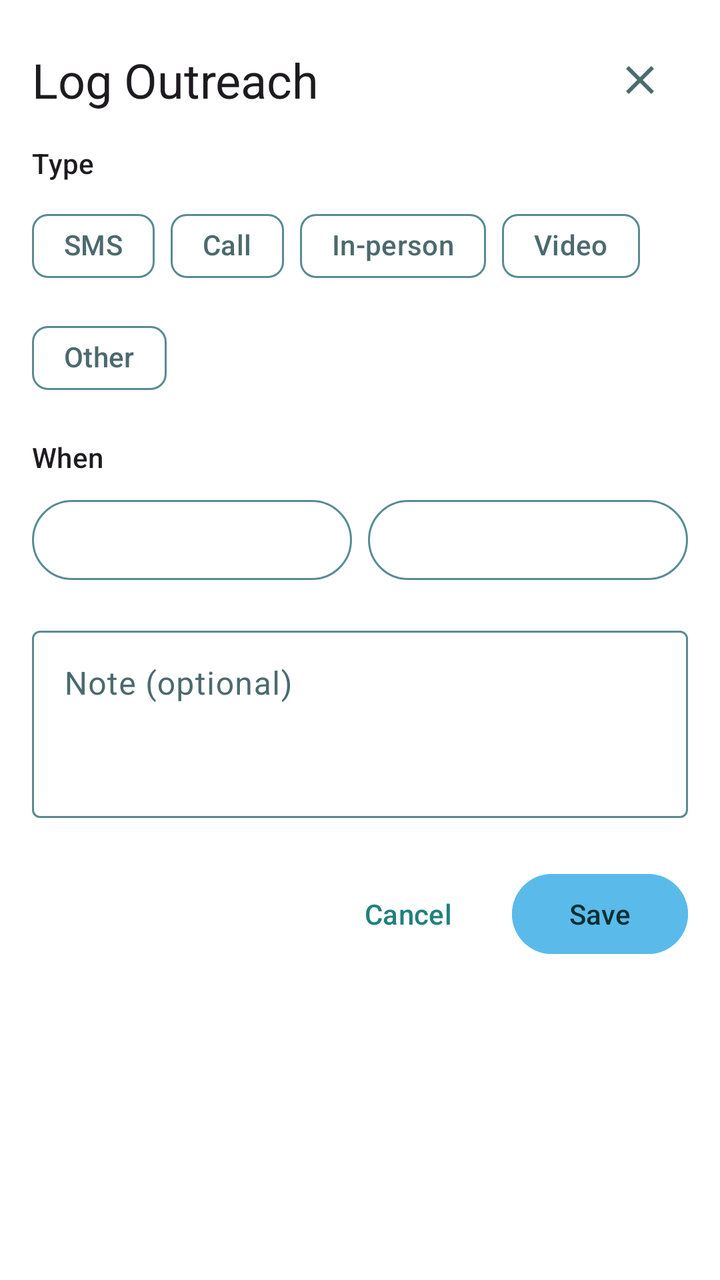
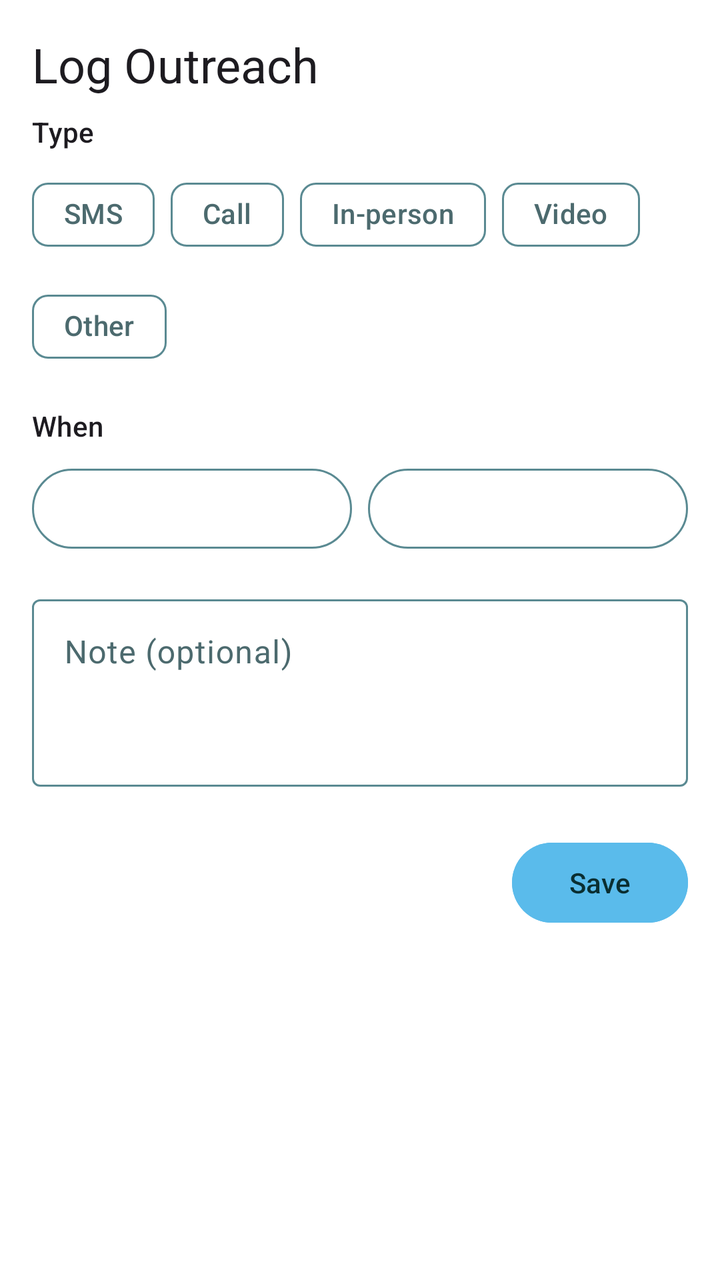

The first picture is an Android layout as it rendered before a commit; the second is the same layout after the commit. The layout source and the unified diff follow.
<!-- AndroidManifest.xml: application theme Theme.FriendMinder -->
<!-- res/layout/dialog_outreach_log.xml -->
<?xml version="1.0" encoding="utf-8"?>
<ScrollView xmlns:android="http://schemas.android.com/apk/res/android"
    xmlns:app="http://schemas.android.com/apk/res-auto"
    android:layout_width="match_parent"
    android:layout_height="wrap_content">

    <LinearLayout
        android:layout_width="match_parent"
        android:layout_height="wrap_content"
        android:orientation="vertical"
        android:padding="@dimen/fm_space_4">

        <LinearLayout
            android:layout_width="match_parent"
            android:layout_height="wrap_content"
            android:orientation="horizontal"
            android:gravity="center_vertical"
            android:layout_marginBottom="@dimen/fm_space_2">

            <TextView
                android:layout_width="0dp"
                android:layout_height="wrap_content"
                android:layout_weight="1"
                android:text="@string/title_log_outreach_dialog"
                android:textAppearance="?attr/textAppearanceHeadlineSmall" />

            <ImageButton
                android:id="@+id/closeButton"
                android:layout_width="48dp"
                android:layout_height="48dp"
                android:src="@drawable/ic_close"
                android:background="?attr/selectableItemBackgroundBorderless"
                android:contentDescription="@string/action_cancel" />
        </LinearLayout>

        <TextView
            android:layout_width="match_parent"
            android:layout_height="wrap_content"
            android:text="@string/label_outreach_type_header"
            android:textAppearance="?attr/textAppearanceLabelLarge" />

        <com.google.android.material.chip.ChipGroup
            android:id="@+id/typeChipGroup"
            android:layout_width="match_parent"
            android:layout_height="wrap_content"
            android:layout_marginTop="@dimen/fm_space_2"
            app:singleSelection="true"
            app:selectionRequired="false">

            <com.google.android.material.chip.Chip
                android:id="@+id/chipSms"
                style="@style/Widget.Material3.Chip.Filter"
                android:layout_width="wrap_content"
                android:layout_height="48dp"
                android:checkable="true"
                android:text="@string/outreach_type_sms" />

            <com.google.android.material.chip.Chip
                android:id="@+id/chipCall"
                style="@style/Widget.Material3.Chip.Filter"
                android:layout_width="wrap_content"
                android:layout_height="48dp"
                android:checkable="true"
                android:text="@string/outreach_type_call" />

            <com.google.android.material.chip.Chip
                android:id="@+id/chipInPerson"
                style="@style/Widget.Material3.Chip.Filter"
                android:layout_width="wrap_content"
                android:layout_height="48dp"
                android:checkable="true"
                android:text="@string/outreach_type_in_person" />

            <com.google.android.material.chip.Chip
                android:id="@+id/chipVideo"
                style="@style/Widget.Material3.Chip.Filter"
                android:layout_width="wrap_content"
                android:layout_height="48dp"
                android:checkable="true"
                android:text="@string/outreach_type_video" />

            <com.google.android.material.chip.Chip
                android:id="@+id/chipOther"
                style="@style/Widget.Material3.Chip.Filter"
                android:layout_width="wrap_content"
                android:layout_height="48dp"
                android:checkable="true"
                android:text="@string/outreach_type_other" />
        </com.google.android.material.chip.ChipGroup>

        <TextView
            android:layout_width="match_parent"
            android:layout_height="wrap_content"
            android:layout_marginTop="@dimen/fm_space_4"
            android:text="@string/label_when_header"
            android:textAppearance="?attr/textAppearanceLabelLarge" />

        <LinearLayout
            android:layout_width="match_parent"
            android:layout_height="wrap_content"
            android:orientation="horizontal"
            android:layout_marginTop="@dimen/fm_space_2">

            <Button
                android:id="@+id/dateButton"
                style="@style/Widget.Material3.Button.OutlinedButton"
                android:layout_width="0dp"
                android:layout_height="48dp"
                android:layout_weight="1" />

            <Button
                android:id="@+id/timeButton"
                style="@style/Widget.Material3.Button.OutlinedButton"
                android:layout_width="0dp"
                android:layout_height="48dp"
                android:layout_weight="1"
                android:layout_marginStart="@dimen/fm_space_2" />
        </LinearLayout>

        <com.google.android.material.textfield.TextInputLayout
            android:layout_width="match_parent"
            android:layout_height="wrap_content"
            android:layout_marginTop="@dimen/fm_space_4"
            android:hint="@string/hint_outreach_note">

            <com.google.android.material.textfield.TextInputEditText
                android:id="@+id/noteInput"
                android:layout_width="match_parent"
                android:layout_height="wrap_content"
                android:minLines="3"
                android:gravity="top"
                android:inputType="textMultiLine|textCapSentences" />
        </com.google.android.material.textfield.TextInputLayout>

        <LinearLayout
            android:layout_width="match_parent"
            android:layout_height="wrap_content"
            android:orientation="horizontal"
            android:gravity="end"
            android:layout_marginTop="@dimen/fm_space_6">

            <Button
                android:id="@+id/cancelButton"
                style="@style/Widget.Material3.Button.TextButton"
                android:layout_width="wrap_content"
                android:layout_height="wrap_content"
                android:text="@string/action_cancel" />

            
            <Button
                android:id="@+id/saveButton"
                style="@style/Widget.Material3.Button"
                android:layout_width="wrap_content"
                android:layout_height="wrap_content"
                android:layout_marginStart="@dimen/fm_space_2"
                android:backgroundTint="@color/btn_secondary_background"
                android:textColor="@color/btn_secondary_label"
                android:text="@string/action_save" />
        </LinearLayout>
    </LinearLayout>
</ScrollView>
<!-- resources referenced by this layout -->
<resources>
  <dimen name="fm_space_2">8dp</dimen>
  <dimen name="fm_space_4">16dp</dimen>
  <dimen name="fm_space_6">24dp</dimen>
  <!-- drawable ic_close (drawable) -->
  <vector xmlns:android="http://schemas.android.com/apk/res/android"
      android:width="24dp"
      android:height="24dp"
      android:viewportWidth="24"
      android:viewportHeight="24"
      android:tint="?attr/colorOnSurfaceVariant">
      <path
          android:fillColor="@android:color/white"
          android:pathData="M19,6.41L17.59,5 12,10.59 6.41,5 5,6.41 10.59,12 5,17.59 6.41,19 12,13.41 17.59,19 19,17.59 13.41,12z" />
  </vector>
  <string name="action_cancel">Cancel</string>
  <string name="action_save">Save</string>
  <string name="hint_outreach_note">Note (optional)</string>
  <string name="label_outreach_type_header">Type</string>
  <string name="label_when_header">When</string>
  <string name="outreach_type_call">Call</string>
  <string name="outreach_type_in_person">In-person</string>
  <string name="outreach_type_other">Other</string>
  <string name="outreach_type_sms">SMS</string>
  <string name="outreach_type_video">Video</string>
  <string name="title_log_outreach_dialog">Log Outreach</string>
  <style name="Theme.FriendMinder" parent="Theme.Material3.Light.NoActionBar">
          <item name="colorPrimary">@color/fm_primary</item>
          <item name="colorOnPrimary">@color/fm_on_primary</item>
          <item name="colorPrimaryContainer">@color/fm_primary_container</item>
          <item name="colorOnPrimaryContainer">@color/fm_on_primary_container</item>
  
          <item name="colorSecondary">@color/fm_secondary</item>
          <item name="colorOnSecondary">@color/fm_on_secondary</item>
          <item name="colorSecondaryContainer">@color/fm_secondary_container</item>
          <item name="colorOnSecondaryContainer">@color/fm_on_secondary_container</item>
  
          <item name="colorSurface">@color/fm_surface</item>
          <item name="colorOnSurface">@color/fm_ink</item>
          <item name="colorSurfaceVariant">@color/fm_surface_variant</item>
          <item name="colorOnSurfaceVariant">@color/fm_ink_dim</item>
  
          <item name="colorOutline">@color/fm_outline</item>
          <item name="colorOutlineVariant">@color/fm_divider</item>
  
          <item name="colorError">@color/fm_error</item>
          <item name="colorErrorContainer">@color/fm_error_container</item>
          <item name="colorOnErrorContainer">@color/fm_on_error_container</item>
  
          
          <item name="android:windowBackground">@color/fm_surface</item>
      </style>
  <color name="fm_primary">#1F817D</color>
  <color name="fm_on_primary">#FFFFFF</color>
  <color name="fm_primary_container">#B0E8E6</color>
  <color name="fm_on_primary_container">#195556</color>
  <color name="fm_secondary">#5ABBEB</color>
  <color name="fm_on_secondary">#0A2E31</color>
  <color name="fm_secondary_container">#D6EBF8</color>
  <color name="fm_on_secondary_container">#0A2E31</color>
  <color name="fm_surface">#FFFFFF</color>
  <color name="fm_ink">#1B2E30</color>
  <color name="fm_surface_variant">#D3E9F4</color>
  <color name="fm_ink_dim">#4C6A6E</color>
  <color name="fm_outline">#5A8A92</color>
  <color name="fm_divider">#CFE7EA</color>
  <color name="fm_error">#B3261E</color>
  <color name="fm_error_container">#F9DEDC</color>
  <color name="fm_on_error_container">#410E0B</color>
</resources>

<!-- the commit's change to res/layout/dialog_outreach_log.xml (unified diff, before → after) -->
@@ -10,28 +10,13 @@
         android:orientation="vertical"
         android:padding="@dimen/fm_space_4">
 
-        <LinearLayout
+        
+        <TextView
             android:layout_width="match_parent"
             android:layout_height="wrap_content"
-            android:orientation="horizontal"
-            android:gravity="center_vertical"
-            android:layout_marginBottom="@dimen/fm_space_2">
-
-            <TextView
-                android:layout_width="0dp"
-                android:layout_height="wrap_content"
-                android:layout_weight="1"
-                android:text="@string/title_log_outreach_dialog"
-                android:textAppearance="?attr/textAppearanceHeadlineSmall" />
-
-            <ImageButton
-                android:id="@+id/closeButton"
-                android:layout_width="48dp"
-                android:layout_height="48dp"
-                android:src="@drawable/ic_close"
-                android:background="?attr/selectableItemBackgroundBorderless"
-                android:contentDescription="@string/action_cancel" />
-        </LinearLayout>
+            android:layout_marginBottom="@dimen/fm_space_2"
+            android:text="@string/title_log_outreach_dialog"
+            android:textAppearance="?attr/textAppearanceHeadlineSmall" />
 
         <TextView
             android:layout_width="match_parent"
@@ -132,6 +117,7 @@
                 android:inputType="textMultiLine|textCapSentences" />
         </com.google.android.material.textfield.TextInputLayout>
 
+        
         <LinearLayout
             android:layout_width="match_parent"
             android:layout_height="wrap_content"
@@ -139,20 +125,12 @@
             android:gravity="end"
             android:layout_marginTop="@dimen/fm_space_6">
 
-            <Button
-                android:id="@+id/cancelButton"
-                style="@style/Widget.Material3.Button.TextButton"
-                android:layout_width="wrap_content"
-                android:layout_height="wrap_content"
-                android:text="@string/action_cancel" />
-
             
             <Button
                 android:id="@+id/saveButton"
                 style="@style/Widget.Material3.Button"
                 android:layout_width="wrap_content"
                 android:layout_height="wrap_content"
-                android:layout_marginStart="@dimen/fm_space_2"
                 android:backgroundTint="@color/btn_secondary_background"
                 android:textColor="@color/btn_secondary_label"
                 android:text="@string/action_save" />
<!-- resource entries referenced after the edit -->
@@ -3,18 +3,6 @@
   <dimen name="fm_space_2">8dp</dimen>
   <dimen name="fm_space_4">16dp</dimen>
   <dimen name="fm_space_6">24dp</dimen>
-  <!-- drawable ic_close (drawable) -->
-  <vector xmlns:android="http://schemas.android.com/apk/res/android"
-      android:width="24dp"
-      android:height="24dp"
-      android:viewportWidth="24"
-      android:viewportHeight="24"
-      android:tint="?attr/colorOnSurfaceVariant">
-      <path
-          android:fillColor="@android:color/white"
-          android:pathData="M19,6.41L17.59,5 12,10.59 6.41,5 5,6.41 10.59,12 5,17.59 6.41,19 12,13.41 17.59,19 19,17.59 13.41,12z" />
-  </vector>
-  <string name="action_cancel">Cancel</string>
   <string name="action_save">Save</string>
   <string name="hint_outreach_note">Note (optional)</string>
   <string name="label_outreach_type_header">Type</string>
